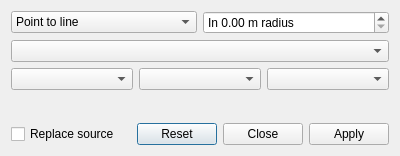
Old version of the form joindialog.ui in the repository Kuszki/EW-Database.
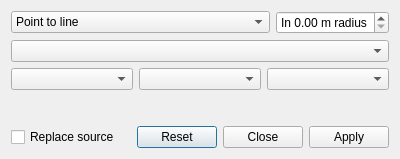
New version of the form. Icons and pictures are not drawn.

Commit message: Lock multiple joins in one run

```diff
--- a/joindialog.ui
+++ b/joindialog.ui
@@ -7,7 +7,7 @@
     <x>0</x>
     <y>0</y>
     <width>400</width>
-    <height>156</height>
+    <height>159</height>
    </rect>
   </property>
   <property name="windowTitle">
@@ -41,6 +41,12 @@
      </item>
      <item>
       <widget class="QDoubleSpinBox" name="Radius">
+       <property name="sizePolicy">
+        <sizepolicy hsizetype="Fixed" vsizetype="Fixed">
+         <horstretch>0</horstretch>
+         <verstretch>0</verstretch>
+        </sizepolicy>
+       </property>
        <property name="prefix">
         <string>In </string>
        </property>
```
The commit also changes 2 other files.
